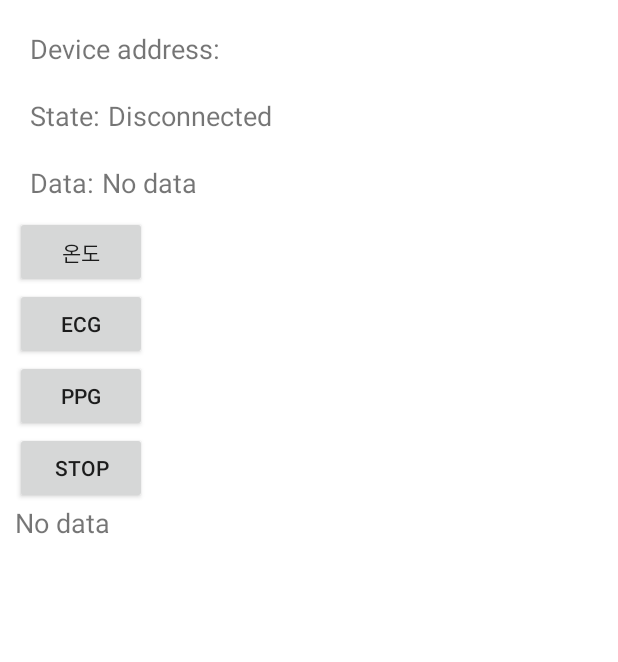
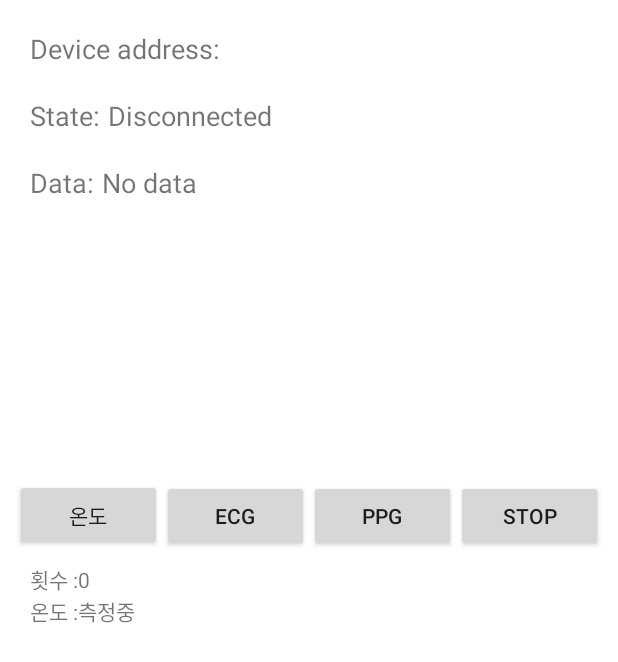
Before and after one commit to LeeJin0527/realtime-blood-pressure-measurement, an Android app: the BLEControlActivity screen opened directly, with no data from a screen before it, on a phone screen of 412 x 824 dp. Shown: the top 662 px of the screen. Run offline under Robolectric (Android 15) with nearby library versions, the phone set to English and light mode, and no system bars; 3 statements that could not run were skipped.

Commit message:
notification added to application

```diff
--- a/application/app/src/main/res/layout/gatt_services_characteristics.xml
+++ b/application/app/src/main/res/layout/gatt_services_characteristics.xml
@@ -65,12 +65,20 @@
                   android:text="@string/no_data"
                   android:textSize="18sp"/>
     </LinearLayout>
-    <ExpandableListView android:id="@+id/gatt_services_list"
+
+    <ExpandableListView
+        android:id="@+id/gatt_services_list"
         android:layout_width="match_parent"
-            android:layout_height="wrap_content">
+        android:layout_height="175dp">
 
 
     </ExpandableListView>
+
+    <LinearLayout
+        android:layout_width="match_parent"
+        android:layout_height="56dp"
+        android:orientation="horizontal">
+
         <Button
             android:id="@+id/tempbtn"
             android:layout_width="wrap_content"
@@ -98,10 +106,48 @@
             android:layout_height="wrap_content"
             android:layout_weight="1"
             android:text="stop" />
+    </LinearLayout>
 
-    <TextView android:id="@+id/display_data"
+    <LinearLayout
         android:layout_width="match_parent"
         android:layout_height="wrap_content"
-        android:text="@string/no_data"
-        android:textSize="18sp"/>
+        android:orientation="horizontal"
+        android:layout_gravity="center_vertical">
+
+        <TextView
+            android:id="@+id/sensor_count_label"
+            android:layout_width="wrap_content"
+            android:layout_height="wrap_content"
+            android:layout_marginLeft="15px"
+            android:text="@string/sensor_count" />
+
+        <TextView
+            android:id="@+id/sensor_count"
+            android:layout_width="wrap_content"
+            android:layout_height="wrap_content"
+
+            android:text="0" />
+
     </LinearLayout>
+
+    <LinearLayout
+        android:layout_width="match_parent"
+        android:layout_height="wrap_content"
+        android:orientation="horizontal"
+        android:layout_gravity="center_vertical">
+
+        <TextView
+            android:id="@+id/sensor_value_label"
+            android:layout_width="wrap_content"
+            android:layout_height="wrap_content"
+            android:layout_marginLeft="15px"
+            android:text="@string/Temp_value" />
+
+        <TextView
+            android:id="@+id/sensor_value"
+            android:layout_width="match_parent"
+            android:layout_height="wrap_content"
+            android:text="측정중"
+            android:visibility="visible" />
+    </LinearLayout>
+</LinearLayout>
--- a/application/app/src/main/res/values/strings.xml
+++ b/application/app/src/main/res/values/strings.xml
@@ -10,6 +10,11 @@
     <string name="title_devices">BLE Device Scan</string>
     <string name="error_bluetooth_not_supported">Bluetooth not supported.</string>
 
+    <string name="sensor_count">횟수 : </string>
+    <string name="Temp_value">온도 : </string>
+    <string name="ECG_value">ECG : </string>
+    <string name="PPG_value">PPG : </string>
+
     <string name="unknown_device">Unknown device</string>
     <string name="unknown_characteristic">Unknown characteristic</string>
     <string name="unknown_service">Unknown service</string>
```
Also changed, not shown: application/app/src/main/java/com/example/heartbeat/BLEControlActivity.java (+93 -28 lines), application/app/src/main/java/com/example/heartbeat/BluetoothLeService.java (+43 -2 lines). Lines whose indentation alone changed are shown as unchanged.
